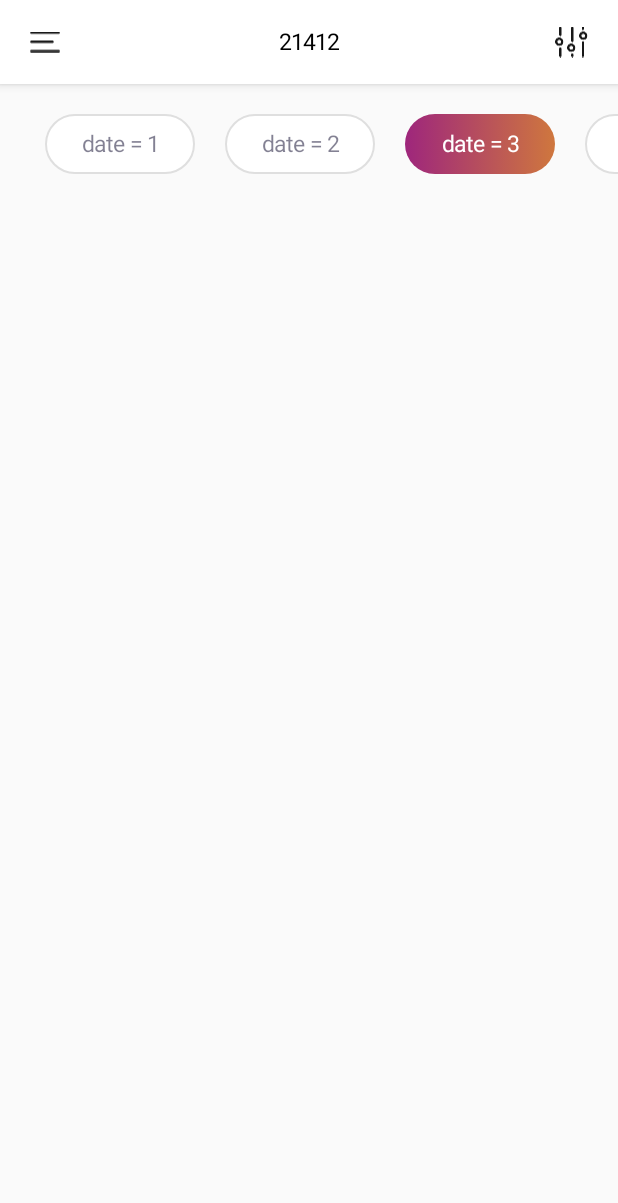
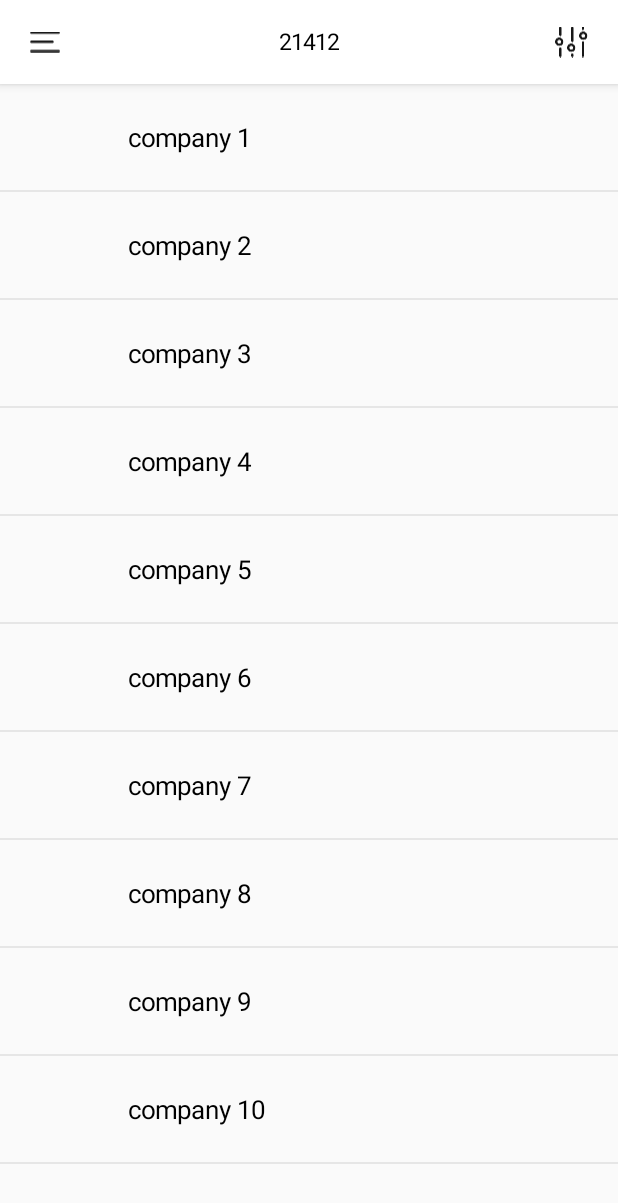
Before and after one commit to meshvelianiTengo/IABCAndroid, an Android app: the MainActivity screen opened directly, with no data from a screen before it, on a phone screen of 412 x 824 dp. Shown: the top 1203 px of the screen. Run offline under Robolectric (Android 15) with nearby library versions, the phone set to English and light mode, and no system bars; pictures from the network do not load; 1 statement that could not run was skipped.

Commit message:
company list fr damatebulia

```diff
--- /dev/null
+++ b/app/src/main/java/iabc/com/voli/iabcandroid/interactor_presenter_callbacks/CompanyListPICallback.kt
@@ -0,0 +1,11 @@
+package iabc.com.voli.iabcandroid.interactor_presenter_callbacks
+
+import iabc.com.voli.iabcandroid.models.CompanyListFrModel
+
+/**
+ * Created by tengo on 12/23/16.
+ */
+interface CompanyListPICallback : BasePICallback{
+    fun onListLoaded(list: List<CompanyListFrModel>)
+    fun onFailed(msg: String)
+}
--- /dev/null
+++ b/app/src/main/java/iabc/com/voli/iabcandroid/interactors/CompaniListFrInteractor.kt
@@ -0,0 +1,13 @@
+package iabc.com.voli.iabcandroid.interactors
+
+import iabc.com.voli.iabcandroid.interactor_presenter_callbacks.CompanyListPICallback
+import iabc.com.voli.iabcandroid.models.CompanyListFrModel
+
+/**
+ * Created by tengo on 12/23/16.
+ */
+class CompaniListFrInteractor {
+    fun startGettingInfo(callback: CompanyListPICallback){
+        callback.onListLoaded((1..10).map{CompanyListFrModel("company " + it, HomeFragmentInteractor.DEF_IMAGE_URL)})
+    }
+}
--- /dev/null
+++ b/app/src/main/java/iabc/com/voli/iabcandroid/models/CompanyListFrModel.kt
@@ -0,0 +1,14 @@
+package iabc.com.voli.iabcandroid.models
+
+/**
+ * Created by tengo on 12/23/16.
+ */
+class CompanyListFrModel() : BaseModel(){
+    lateinit var name: String
+    lateinit var imageUrl : String
+
+    constructor(name: String, imageUrl: String) : this() {
+        this.name = name
+        this.imageUrl = imageUrl
+    }
+}
--- /dev/null
+++ b/app/src/main/java/iabc/com/voli/iabcandroid/presenter/CompanyListFrPresenter.kt
@@ -0,0 +1,26 @@
+package iabc.com.voli.iabcandroid.presenter
+
+import iabc.com.voli.iabcandroid.interactor_presenter_callbacks.CompanyListPICallback
+import iabc.com.voli.iabcandroid.interactors.CompaniListFrInteractor
+import iabc.com.voli.iabcandroid.models.CompanyListFrModel
+import iabc.com.voli.iabcandroid.view.CompanyListFrView
+
+/**
+ * Created by tengo on 12/23/16.
+ */
+class CompanyListFrPresenter(private val view: CompanyListFrView) : BasePresenter(), CompanyListPICallback{
+
+    val interactor = CompaniListFrInteractor()
+
+    fun startGettingInfo(){
+        interactor.startGettingInfo(this)
+    }
+
+    override fun onListLoaded(list: List<CompanyListFrModel>) {
+        view.onListLoaded(list)
+    }
+
+    override fun onFailed(msg: String) {
+        view.onFailed(msg)
+    }
+}
--- a/app/src/main/java/iabc/com/voli/iabcandroid/ui/MainActivity.kt
+++ b/app/src/main/java/iabc/com/voli/iabcandroid/ui/MainActivity.kt
@@ -3,13 +3,13 @@ package iabc.com.voli.iabcandroid.ui
 import android.os.Bundle
 import android.support.v7.app.AppCompatActivity
 import iabc.com.voli.iabcandroid.R
-import iabc.com.voli.iabcandroid.ui.fragments.EventListFragment
+import iabc.com.voli.iabcandroid.ui.fragments.CompanyListFragment
 
 class MainActivity : AppCompatActivity() {
 
     override fun onCreate(savedInstanceState: Bundle?) {
         super.onCreate(savedInstanceState)
         setContentView(R.layout.activity_main)
-        supportFragmentManager.beginTransaction().replace(R.id.content_main, EventListFragment()).commit()
+        supportFragmentManager.beginTransaction().replace(R.id.content_main, CompanyListFragment()).commit()
     }
 }
--- /dev/null
+++ b/app/src/main/java/iabc/com/voli/iabcandroid/ui/adapters/CompanyListFrAdapter.kt
@@ -0,0 +1,78 @@
+package iabc.com.voli.iabcandroid.ui.adapters
+
+import android.content.Context
+import android.graphics.Bitmap
+import android.support.v4.graphics.drawable.RoundedBitmapDrawableFactory
+import android.view.LayoutInflater
+import android.view.View
+import android.view.ViewGroup
+import android.widget.BaseAdapter
+import android.widget.ImageView
+import android.widget.TextView
+import com.bumptech.glide.Glide
+import com.bumptech.glide.request.target.BitmapImageViewTarget
+import iabc.com.voli.iabcandroid.R
+import iabc.com.voli.iabcandroid.models.CompanyListFrModel
+
+
+
+/**
+ * Created by tengo on 12/23/16.
+ */
+class CompanyListFrAdapter(private val context: Context, private val list: List<CompanyListFrModel>) : BaseAdapter() {
+    val inflater: LayoutInflater
+
+    init {
+        inflater = context.getSystemService(Context.LAYOUT_INFLATER_SERVICE) as LayoutInflater
+    }
+
+    override fun getCount(): Int {
+        return list.size
+    }
+
+    override fun getView(position: Int, convertView: View?, parent: ViewGroup?): View {
+        var v : View
+        if(convertView == null){
+            v = inflater.inflate(R.layout.fr_company_list_item, null)
+            val holder = ItemHolder(v)
+            v.tag = holder
+        }else{
+            v = convertView
+        }
+
+        val holder = v.tag as ItemHolder
+        holder.fillViews(getItem(position))
+
+        return v
+    }
+
+    override fun getItem(p0: Int): CompanyListFrModel {
+        return list[p0]
+    }
+
+    override fun getItemId(p0: Int): Long {
+        return -1
+    }
+
+
+    inner class ItemHolder(private val view: View){
+        val textV: TextView
+        val imageV: ImageView
+
+        init {
+            textV = view.findViewById(R.id.fr_company_list_item_name) as TextView
+            imageV = view.findViewById(R.id.fr_company_list_item_image) as ImageView
+        }
+
+        fun fillViews(item: CompanyListFrModel){
+            textV.text = item.name
+            Glide.with(context).load(item.imageUrl).asBitmap().centerCrop().into(object : BitmapImageViewTarget(imageV) {
+                override fun setResource(resource: Bitmap) {
+                    val circularBitmapDrawable = RoundedBitmapDrawableFactory.create(context.resources, resource)
+                    circularBitmapDrawable.isCircular = true
+                    imageV.setImageDrawable(circularBitmapDrawable)
+                }
+            })
+        }
+    }
+}
--- /dev/null
+++ b/app/src/main/java/iabc/com/voli/iabcandroid/ui/fragments/CompanyListFragment.kt
@@ -0,0 +1,39 @@
+package iabc.com.voli.iabcandroid.ui.fragments
+
+import android.os.Bundle
+import android.view.LayoutInflater
+import android.view.View
+import android.view.ViewGroup
+import iabc.com.voli.iabcandroid.R
+import iabc.com.voli.iabcandroid.makeToast
+import iabc.com.voli.iabcandroid.models.CompanyListFrModel
+import iabc.com.voli.iabcandroid.presenter.CompanyListFrPresenter
+import iabc.com.voli.iabcandroid.ui.adapters.CompanyListFrAdapter
+import iabc.com.voli.iabcandroid.view.CompanyListFrView
+import kotlinx.android.synthetic.main.fr_company_list.*
+
+/**
+ * Created by tengo on 12/23/16.
+ */
+class CompanyListFragment : BaseFragment(), CompanyListFrView{
+
+    val presenter = CompanyListFrPresenter(this)
+
+    override fun onCreateView(inflater: LayoutInflater?, container: ViewGroup?, savedInstanceState: Bundle?): View? {
+        return inflater?.inflate(R.layout.fr_company_list, container, false)
+    }
+
+    override fun onViewCreated(view: View?, savedInstanceState: Bundle?) {
+        super.onViewCreated(view, savedInstanceState)
+        presenter.startGettingInfo()
+    }
+
+    override fun onListLoaded(list: List<CompanyListFrModel>) {
+        fr_company_list.adapter = CompanyListFrAdapter(context, list)
+
+    }
+
+    override fun onFailed(msg: String) {
+        makeToast("crush " + msg)
+    }
+}
--- /dev/null
+++ b/app/src/main/java/iabc/com/voli/iabcandroid/view/CompanyListFrView.kt
@@ -0,0 +1,11 @@
+package iabc.com.voli.iabcandroid.view
+
+import iabc.com.voli.iabcandroid.models.CompanyListFrModel
+
+/**
+ * Created by tengo on 12/23/16.
+ */
+interface CompanyListFrView : BaseView{
+    fun onListLoaded(list: List<CompanyListFrModel>)
+    fun onFailed(msg: String)
+}
--- /dev/null
+++ b/app/src/main/res/layout/fr_company_list.xml
@@ -0,0 +1,20 @@
+<?xml version="1.0" encoding="utf-8"?>
+<LinearLayout xmlns:android="http://schemas.android.com/apk/res/android"
+    android:orientation="vertical" android:layout_width="match_parent"
+    android:layout_height="match_parent"
+    android:background="@color/_FAFAFA"
+    >
+
+    <ListView
+        android:id="@+id/fr_company_list"
+        android:layout_width="match_parent"
+        android:layout_height="match_parent"
+        android:divider="@color/_E6E6E6"
+        android:dividerHeight="1dp"
+        android:background="@color/_FAFAFA"
+        >
+
+
+    </ListView>
+
+</LinearLayout>
--- /dev/null
+++ b/app/src/main/res/layout/fr_company_list_item.xml
@@ -0,0 +1,36 @@
+<?xml version="1.0" encoding="utf-8"?>
+<LinearLayout xmlns:android="http://schemas.android.com/apk/res/android"
+    xmlns:app="http://schemas.android.com/apk/res-auto"
+    android:orientation="horizontal"
+    android:layout_width="match_parent"
+    android:layout_height="wrap_content"
+    android:paddingTop="15dp"
+    android:paddingBottom="15dp"
+    android:paddingLeft="25dp"
+    android:layout_marginRight="20dp"
+    android:gravity="center_vertical"
+    android:background="@color/_FAFAFA"
+
+    >
+
+    <ImageView
+        android:id="@+id/fr_company_list_item_image"
+        android:layout_width="@dimen/fr_company_list_item_width"
+        android:layout_height="@dimen/fr_company_list_item_height"
+        />
+
+    <iabc.com.voli.iabcandroid.ui.custom.CTextView
+        android:id="@+id/fr_company_list_item_name"
+        android:layout_width="match_parent"
+        android:layout_height="wrap_content"
+        android:layout_marginLeft="20dp"
+        android:ellipsize="end"
+        android:singleLine="true"
+        android:lines="1"
+        android:maxLines="1"
+        android:textColor="@color/black"
+        app:plusTextSize="@integer/plus_text_size_for_15"
+        />
+
+
+</LinearLayout>
--- a/app/src/main/res/values/colors.xml
+++ b/app/src/main/res/values/colors.xml
@@ -35,5 +35,6 @@
     <color name="_827E7E">#827E7E</color>
     <color name="_AB2572">#AB2572</color>
     <color name="_A1A1A1">#A1A1A1</color>
+    <color name="_E6E6E6">#E6E6E6</color>
 
 </resources>
--- a/app/src/main/res/values/dimens.xml
+++ b/app/src/main/res/values/dimens.xml
@@ -14,4 +14,6 @@
     <dimen name="activity_half_vertical_margin">15dp</dimen>
 
     <dimen name="list_of_event_fr_list_element_height">100dp</dimen>
+    <dimen name="fr_company_list_item_height">40dp</dimen>
+    <dimen name="fr_company_list_item_width">40dp</dimen>
 </resources>
```
